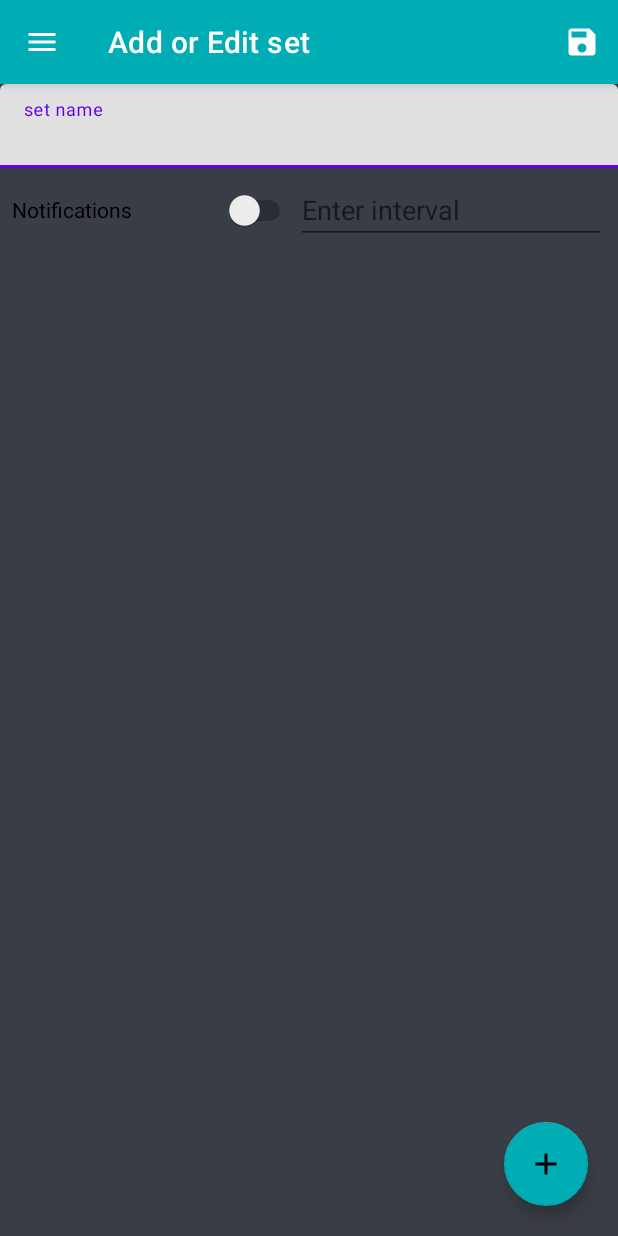
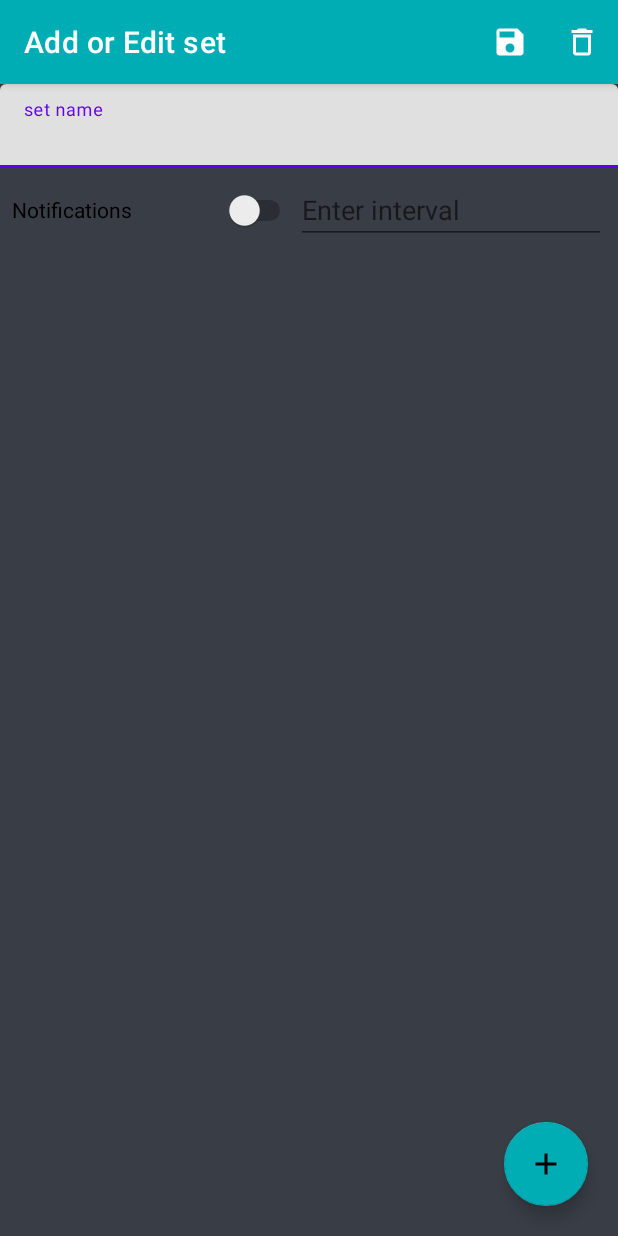
Before and after one commit to DayidTempest/youKnowIt, an Android app: the layout activity_create_and_edit_set.xml on its own in the app's theme, with its tools: preview values and no code run, on a phone screen of 412 x 824 dp. Run offline under Robolectric (Android 15) with nearby library versions, the phone set to English and light mode, and no system bars.

Commit message:
deleting files

```diff
--- a/app/src/main/java/com/bluescript/youknowit/MainActivity.java
+++ b/app/src/main/java/com/bluescript/youknowit/MainActivity.java
@@ -136,7 +136,7 @@ public class MainActivity extends AppCompatActivity {
 
                         Intent intent = new Intent(getApplicationContext(), CreateAndEditSetActivity.class);
                         intent.putExtra("uuid", uuid);
-//                        todo
+                        startActivity(intent);
 
                     }
                 });
--- a/app/src/main/res/layout/activity_create_and_edit_set.xml
+++ b/app/src/main/res/layout/activity_create_and_edit_set.xml
@@ -18,7 +18,6 @@
             android:layout_height="?attr/actionBarSize"
             app:title="@string/add_or_edit_set"
             app:menu="@menu/add_edit_set_menu"
-            app:navigationIcon="@drawable/ic_menu_24"
             style="@style/Widget.MaterialComponents.Toolbar.Primary"
             android:background="#00ADB5"
             />
--- a/app/src/main/res/menu/add_edit_set_menu.xml
+++ b/app/src/main/res/menu/add_edit_set_menu.xml
@@ -7,5 +7,9 @@
             android:icon="@drawable/ic_save_24"
             android:title="@string/save"
             app:showAsAction="always"/>
-
+        <item
+            android:id="@+id/action_delete_set"
+            android:icon="@drawable/ic_delete_24"
+            android:title="@string/delete"
+            app:showAsAction="always"/>
     </menu>
```
Also changed, not shown: app/src/main/java/com/bluescript/youknowit/CreateAndEditSetActivity.java (+10 -2 lines).
